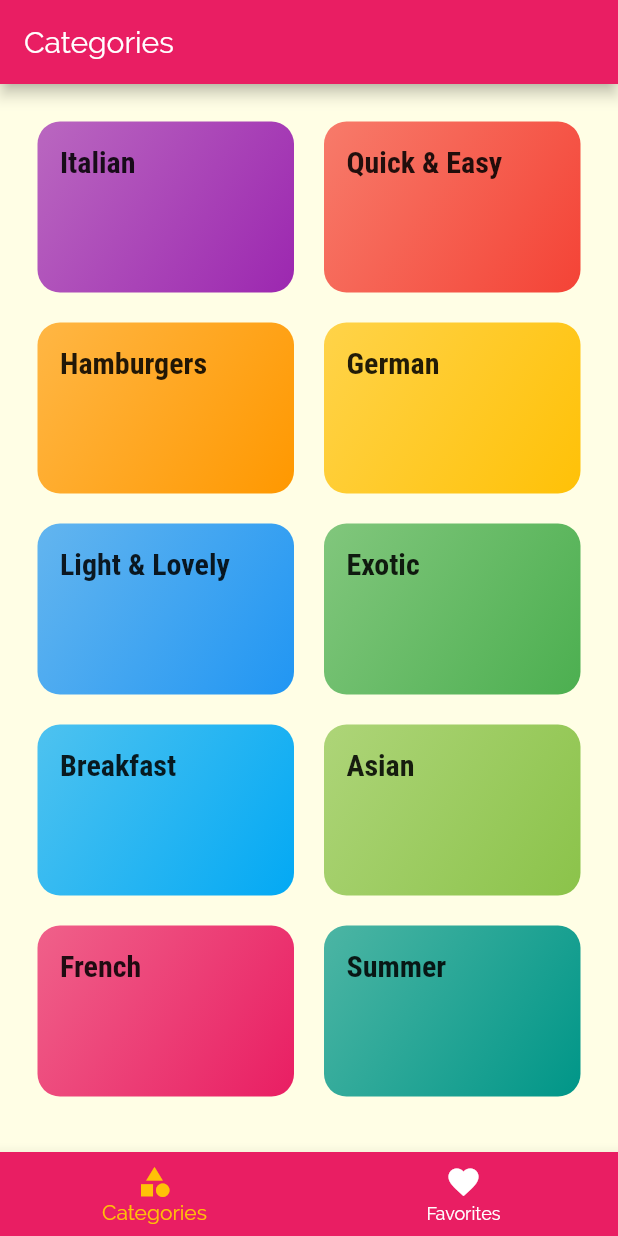
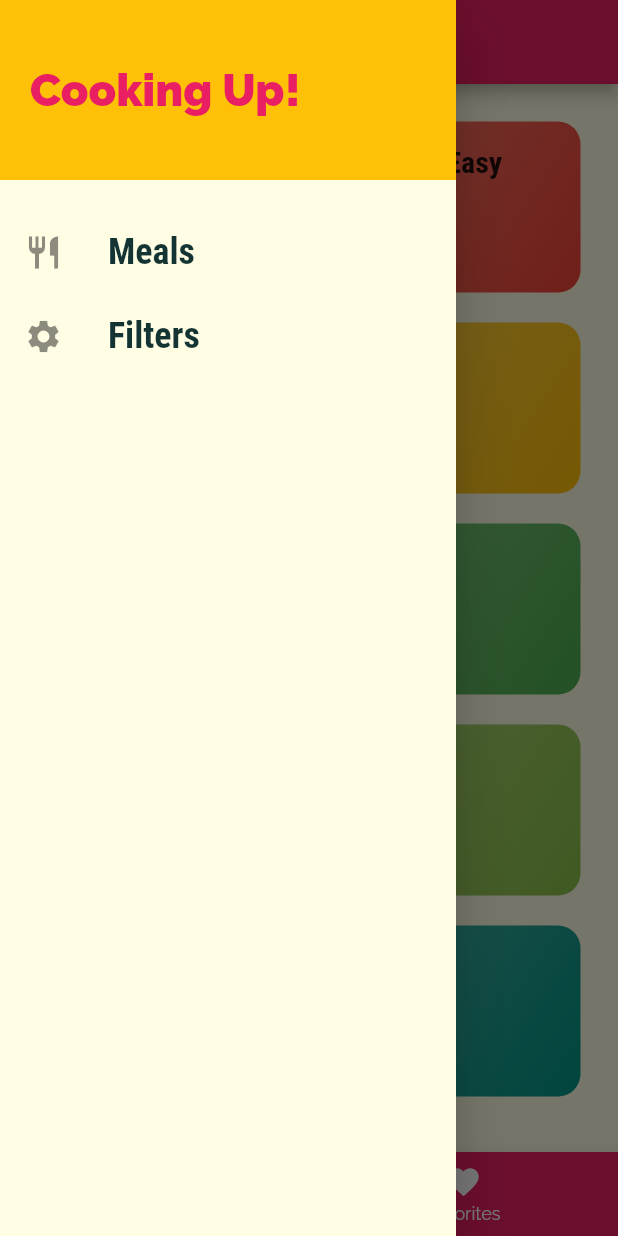
Before and after one commit to AtaMahmoud/delimeals, a Flutter app: the screen it shows after launch, with the side drawer open (before the commit the screen has no drawer), on a phone screen of 412 x 824 dp. Run offline on Flutter 3.47's test engine with Material 2 defaults, Android fonts, the phone set to English and light mode, and no system bars.

Commit message:
add main drawer

```diff
--- a/lib/main.dart
+++ b/lib/main.dart
@@ -4,6 +4,7 @@ import './screens/tabs_screen.dart';
 import './screens/categories_screen.dart';
 import './screens/category_meals_screen.dart';
 import './screens/meal_detail_screen.dart';
+import './screens/filters_screen.dart';
 
 void main() => runApp(MyApp());
 
@@ -32,7 +33,9 @@ class MyApp extends StatelessWidget {
         '/': (BuildContext context) => TabsScreen(),
         CategoryMealsScreen.routeName: (BuildContext context) =>
             CategoryMealsScreen(),
-        MealDetailScreen.routeName: (BuildContext context) => MealDetailScreen()
+        MealDetailScreen.routeName: (BuildContext context) =>
+            MealDetailScreen(),
+        FiltersScreen.routeName: (BuildContext context) => FiltersScreen(),
       },
       onUnknownRoute: (settings) {
         return MaterialPageRoute(
--- /dev/null
+++ b/lib/screens/filters_screen.dart
@@ -0,0 +1,16 @@
+import 'package:flutter/material.dart';
+
+class FiltersScreen extends StatelessWidget {
+  static const routeName = '/filters';
+  @override
+  Widget build(BuildContext context) {
+    return Scaffold(
+      appBar: AppBar(
+        title: Text("Filters"),
+      ),
+      body: Center(
+        child: Text("Filters"),
+      ),
+    );
+  }
+}
--- a/lib/screens/tabs_screen.dart
+++ b/lib/screens/tabs_screen.dart
@@ -2,6 +2,7 @@ import 'package:flutter/material.dart';
 
 import './categories_screen.dart';
 import './favorites_screen.dart';
+import '../widgets/main_drawer.dart';
 
 class TabsScreen extends StatefulWidget {
   @override
@@ -27,7 +28,9 @@ class _TabsScreenState extends State<TabsScreen> {
     return Scaffold(
       appBar: AppBar(
         title: Text(_pages[_selectedPageIndex]['title']),
+
       ),
+      drawer: MainDrawer(),
       body: _pages[_selectedPageIndex]['page'],
       bottomNavigationBar: BottomNavigationBar(
         currentIndex: _selectedPageIndex,
--- /dev/null
+++ b/lib/widgets/main_drawer.dart
@@ -0,0 +1,53 @@
+import 'package:flutter/material.dart';
+
+import '../screens/filters_screen.dart';
+
+class MainDrawer extends StatelessWidget {
+
+  Widget buildDrawerItem(IconData iconData, String text,Function tabHandler) {
+    return ListTile(
+      onTap: tabHandler,
+      leading: Icon(iconData, size: 26),
+      title: Text(
+        text,
+        style: TextStyle(
+            fontFamily: 'RobotoCondensed',
+            fontSize: 24,
+            fontWeight: FontWeight.bold),
+      ),
+    );
+  }
+
+  @override
+  Widget build(BuildContext context) {
+    return Drawer(
+      child: Column(
+        children: <Widget>[
+          Container(
+            padding: const EdgeInsets.all(20),
+            alignment: Alignment.centerLeft,
+            color: Theme.of(context).accentColor,
+            height: 120,
+            width: double.infinity,
+            child: Text(
+              'Cooking Up!',
+              style: TextStyle(
+                  fontSize: 30,
+                  fontWeight: FontWeight.w900,
+                  color: Theme.of(context).primaryColor),
+            ),
+          ),
+          const SizedBox(
+            height: 20,
+          ),
+          buildDrawerItem(Icons.restaurant,'Meals',(){
+            Navigator.of(context).pushReplacementNamed('/');
+          }),
+          buildDrawerItem(Icons.settings,'Filters',(){
+            Navigator.of(context).pushNamed(FiltersScreen.routeName);
+          }),
+        ],
+      ),
+    );
+  }
+}
```
